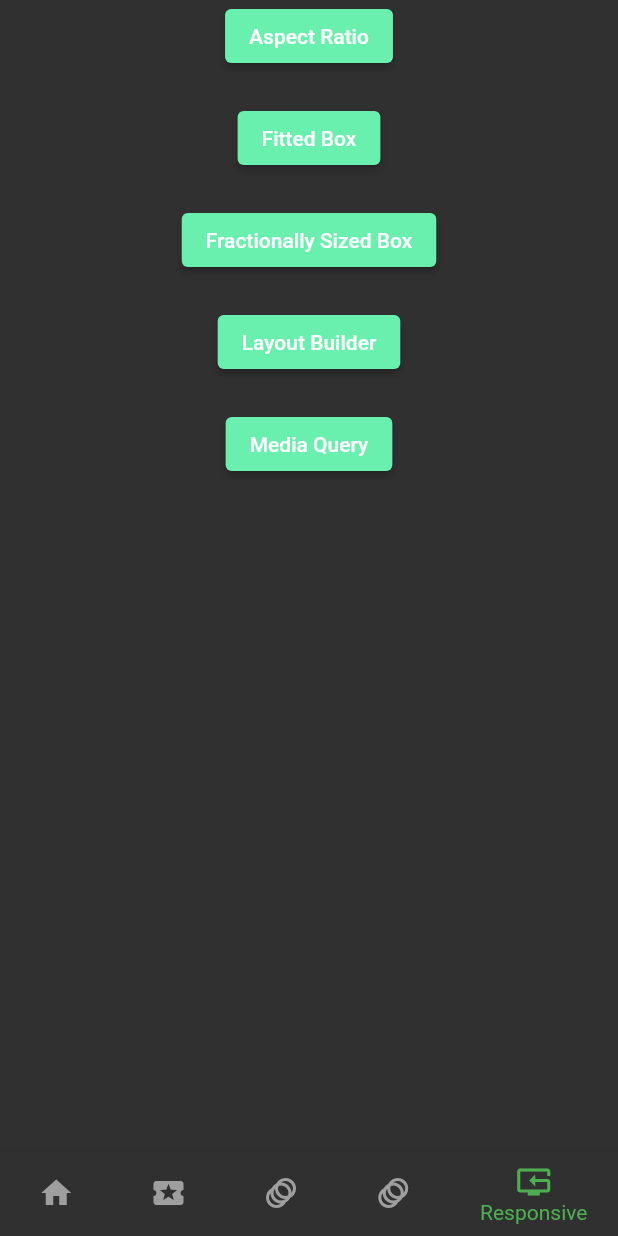
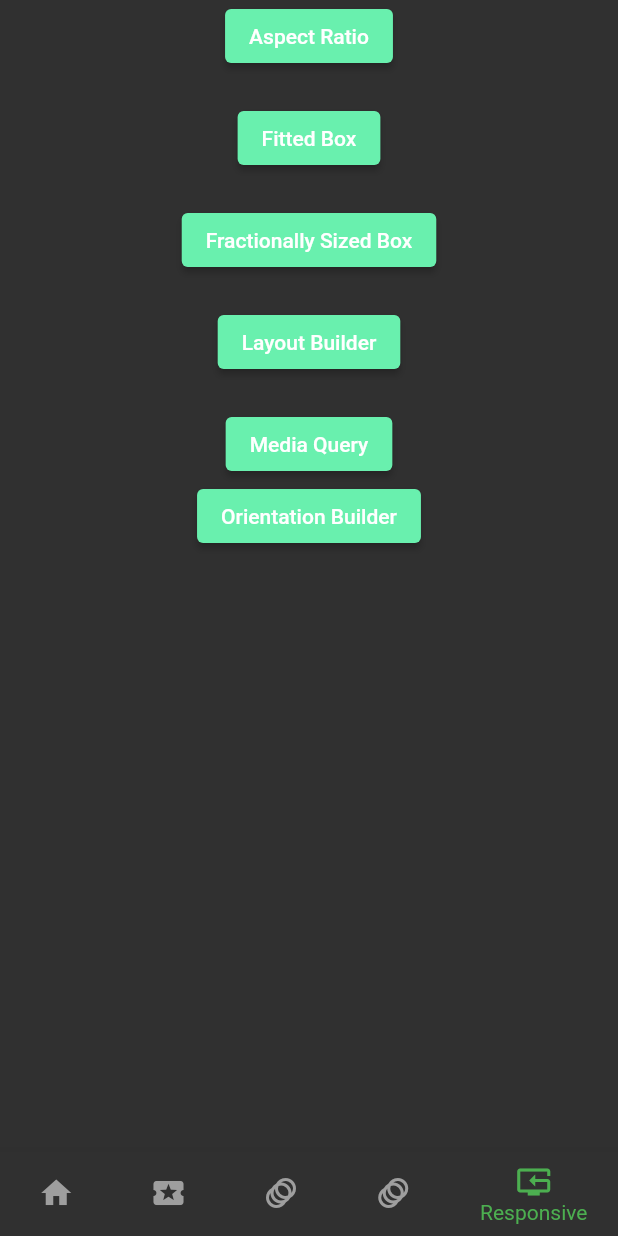
Before and after one commit to irfan701/Flutter, a Flutter app: the screen it shows after launch, item 5 of the bottom bar chosen, on a phone screen of 412 x 824 dp. Run offline on Flutter 3.47's test engine with Material 2 defaults, Android fonts, the light colour scheme and no system bars; our stand-ins replace get, google_fonts, lottie, rive; network calls fail.

Commit message:
Orientation Builder
Orientation Builder

```diff
--- a/bin/day8/day_eight/lib/main.dart
+++ b/bin/day8/day_eight/lib/main.dart
@@ -9,6 +9,7 @@ import 'package:day_eight/pages/ResFittedBox.dart';
 import 'package:day_eight/pages/ResFractionallySizedBox.dart';
 import 'package:day_eight/pages/ResLayoutBuilder.dart';
 import 'package:day_eight/pages/ResMediaQuery.dart';
+import 'package:day_eight/pages/ResOrientationBuilder.dart';
 import 'package:flutter/material.dart';
 import 'package:get/get.dart';
 import 'package:get/get_navigation/get_navigation.dart';
@@ -31,7 +32,8 @@ class MyApp extends StatelessWidget {
           'res-two': (context) => ResFittedBox(),
           'res-three': (context) => ResFractionallySizedBox(),
           'res-four': (context) => ResLayoutBuilder(),
-          'res-five': (context) => ResMediaQuery()
+          'res-five': (context) => ResMediaQuery(),
+          'res-six': (context) => ResOrientationBuilder()
         },
         translations: Languages(),
         //locale: Get.deviceLocale,
--- a/bin/day8/day_eight/lib/pages/Responsive.dart
+++ b/bin/day8/day_eight/lib/pages/Responsive.dart
@@ -49,6 +49,11 @@ class Responsive extends StatelessWidget {
                   Navigator.pushNamed(context, 'res-five');
                 },
                 child: Text("Media Query")),
+            ElevatedButton(
+                onPressed: () {
+                  Navigator.pushNamed(context, 'res-six');
+                },
+                child: Text("Orientation Builder")),
           ],
         ),
       ),
--- a/bin/day8/day_eight/pubspec.yaml
+++ b/bin/day8/day_eight/pubspec.yaml
@@ -36,6 +36,7 @@ dependencies:
   cupertino_icons: ^1.0.2
   lottie: ^1.3.0
   rive: ^0.9.0
+  flutter_screenutil: ^5.5.3+2
 
 dev_dependencies:
   flutter_test:
```
Also changed, not shown: bin/day8/day_eight/lib/pages/ResOrientationBuilder.dart (added, +18 -0 lines), bin/day8/day_eight/lib/pages/FlutterScreenUtil.dart (added), bin/day8/day_eight/pubspec.lock.
